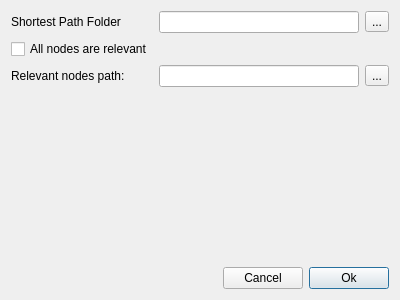
Above: qtgui/createshortestpathdialog.ui from frabas/DISPLACE_GUI before the change. Below: the same form after it.
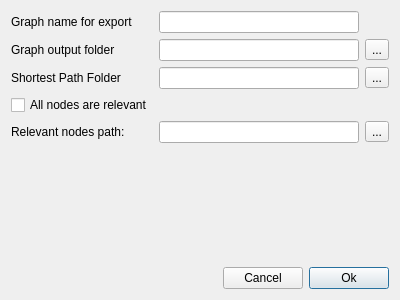
That is the form after the change.

Commit message: Default values and graph save after path building - fix #88

```diff
--- a/qtgui/createshortestpathdialog.ui
+++ b/qtgui/createshortestpathdialog.ui
@@ -14,58 +14,7 @@
    <string>Create shortest path files</string>
   </property>
   <layout class="QGridLayout" name="gridLayout_2">
-   <item row="2" column="0">
-    <widget class="QLabel" name="label_2">
-     <property name="text">
-      <string>Relevant nodes path:</string>
-     </property>
-    </widget>
-   </item>
-   <item row="2" column="2">
-    <widget class="QToolButton" name="browseRelevantFolder">
-     <property name="text">
-      <string>...</string>
-     </property>
-    </widget>
-   </item>
-   <item row="3" column="0">
-    <spacer name="verticalSpacer">
-     <property name="orientation">
-      <enum>Qt::Vertical</enum>
-     </property>
-     <property name="sizeHint" stdset="0">
-      <size>
-       <width>20</width>
-       <height>40</height>
-      </size>
-     </property>
-    </spacer>
-   </item>
-   <item row="1" column="0">
-    <widget class="QCheckBox" name="checkAllRelevantNodes">
-     <property name="text">
-      <string>All nodes are relevant</string>
-     </property>
-    </widget>
-   </item>
-   <item row="0" column="2">
-    <widget class="QToolButton" name="browseShortestFolder">
-     <property name="text">
-      <string>...</string>
-     </property>
-    </widget>
-   </item>
-   <item row="0" column="0">
-    <widget class="QLabel" name="label">
-     <property name="text">
-      <string>Shortest Path Folder</string>
-     </property>
-    </widget>
-   </item>
-   <item row="2" column="1">
-    <widget class="QLineEdit" name="relevantFolder"/>
-   </item>
-   <item row="4" column="0" colspan="3">
+   <item row="6" column="0" colspan="3">
     <layout class="QHBoxLayout" name="horizontalLayout">
      <item>
       <spacer name="horizontalSpacer">
@@ -99,9 +48,87 @@
      </item>
     </layout>
    </item>
-   <item row="0" column="1">
+   <item row="3" column="0">
+    <widget class="QCheckBox" name="checkAllRelevantNodes">
+     <property name="text">
+      <string>All nodes are relevant</string>
+     </property>
+    </widget>
+   </item>
+   <item row="2" column="2">
+    <widget class="QToolButton" name="browseShortestFolder">
+     <property name="text">
+      <string>...</string>
+     </property>
+    </widget>
+   </item>
+   <item row="2" column="0">
+    <widget class="QLabel" name="label">
+     <property name="text">
+      <string>Shortest Path Folder</string>
+     </property>
+    </widget>
+   </item>
+   <item row="2" column="1">
     <widget class="QLineEdit" name="shortestFolder"/>
    </item>
+   <item row="4" column="1">
+    <widget class="QLineEdit" name="relevantFolder"/>
+   </item>
+   <item row="4" column="0">
+    <widget class="QLabel" name="label_2">
+     <property name="text">
+      <string>Relevant nodes path:</string>
+     </property>
+    </widget>
+   </item>
+   <item row="4" column="2">
+    <widget class="QToolButton" name="browseRelevantFolder">
+     <property name="text">
+      <string>...</string>
+     </property>
+    </widget>
+   </item>
+   <item row="5" column="0">
+    <spacer name="verticalSpacer">
+     <property name="orientation">
+      <enum>Qt::Vertical</enum>
+     </property>
+     <property name="sizeHint" stdset="0">
+      <size>
+       <width>20</width>
+       <height>40</height>
+      </size>
+     </property>
+    </spacer>
+   </item>
+   <item row="0" column="0">
+    <widget class="QLabel" name="label_3">
+     <property name="text">
+      <string>Graph name for export</string>
+     </property>
+    </widget>
+   </item>
+   <item row="0" column="1">
+    <widget class="QLineEdit" name="graphName"/>
+   </item>
+   <item row="1" column="0">
+    <widget class="QLabel" name="label_4">
+     <property name="text">
+      <string>Graph output folder</string>
+     </property>
+    </widget>
+   </item>
+   <item row="1" column="2">
+    <widget class="QToolButton" name="browseOutFolder">
+     <property name="text">
+      <string>...</string>
+     </property>
+    </widget>
+   </item>
+   <item row="1" column="1">
+    <widget class="QLineEdit" name="outFolder"/>
+   </item>
   </layout>
  </widget>
  <resources/>
```
The commit also changes 4 other files.
